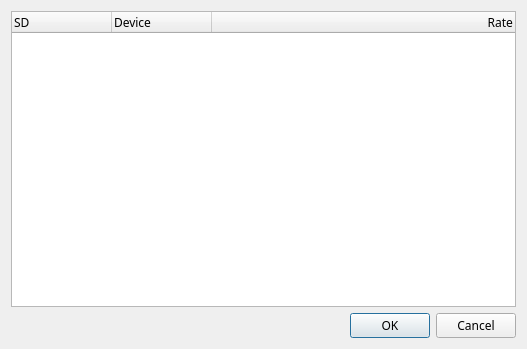
Qt form sdrgui/gui/audioselectdialog.ui (f4exb/sdrangel) before a commit.
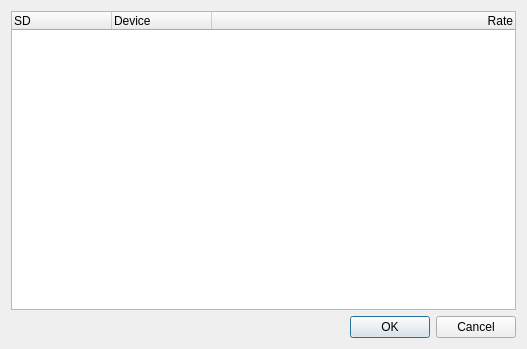
The same form after that commit.

Commit message: sdrgui: changed all fonts to Liberation

```diff
--- a/sdrgui/gui/audioselectdialog.ui
+++ b/sdrgui/gui/audioselectdialog.ui
@@ -12,7 +12,7 @@
   </property>
   <property name="font">
    <font>
-    <family>Sans Serif</family>
+    <family>Liberation Sans</family>
     <pointsize>9</pointsize>
    </font>
   </property>
@@ -43,7 +43,7 @@
        <string>Rate</string>
       </property>
       <property name="textAlignment">
-       <set>AlignRight|AlignVCenter</set>
+       <set>AlignTrailing|AlignVCenter</set>
       </property>
      </column>
     </widget>
```
The commit also changes 18 other files.
